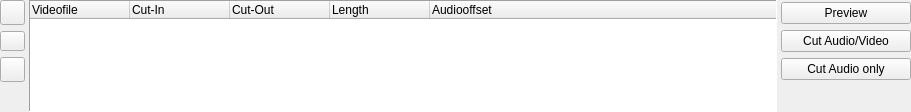
BackupTheBerlios/ttcut-svn, file branches/refactor/ui/cutlistwidget.ui: the form before one commit.
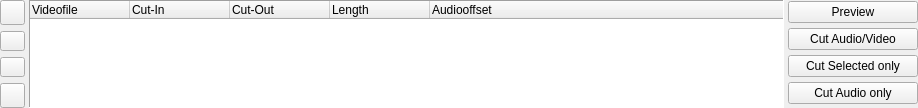
The form after the commit. Icons and pictures are not drawn.

The edit to the form file:
```diff
--- a/branches/refactor/ui/cutlistwidget.ui
+++ b/branches/refactor/ui/cutlistwidget.ui
@@ -5,8 +5,8 @@
    <rect>
     <x>0</x>
     <y>0</y>
-    <width>911</width>
-    <height>112</height>
+    <width>918</width>
+    <height>108</height>
    </rect>
   </property>
   <property name="minimumSize" >
@@ -136,6 +136,22 @@
        </property>
       </widget>
      </item>
+     <item>
+      <widget class="QPushButton" name="pbCutSelected" >
+       <property name="minimumSize" >
+        <size>
+         <width>130</width>
+         <height>0</height>
+        </size>
+       </property>
+       <property name="text" >
+        <string>Cut Selected only</string>
+       </property>
+       <property name="icon" >
+        <iconset resource="cutlistwidget.qrc" >:/pixmaps/pixmaps/cutav_18.xpm</iconset>
+       </property>
+      </widget>
+     </item>
      <item>
       <widget class="QPushButton" name="pbCutAudio" >
        <property name="minimumSize" >
@@ -227,6 +243,34 @@
        </property>
       </widget>
      </item>
+     <item>
+      <widget class="QPushButton" name="pbEntryDuplicate" >
+       <property name="sizePolicy" >
+        <sizepolicy vsizetype="Fixed" hsizetype="Fixed" >
+         <horstretch>0</horstretch>
+         <verstretch>0</verstretch>
+        </sizepolicy>
+       </property>
+       <property name="minimumSize" >
+        <size>
+         <width>25</width>
+         <height>20</height>
+        </size>
+       </property>
+       <property name="maximumSize" >
+        <size>
+         <width>25</width>
+         <height>25</height>
+        </size>
+       </property>
+       <property name="text" >
+        <string/>
+       </property>
+       <property name="icon" >
+        <iconset resource="cutlistwidget.qrc" >:/pixmaps/pixmaps/editcopy.png</iconset>
+       </property>
+      </widget>
+     </item>
      <item>
       <widget class="QPushButton" name="pbEntryDown" >
        <property name="sizePolicy" >
```
Left out of the diff: 3 changed lines with no effect on the pictures.
